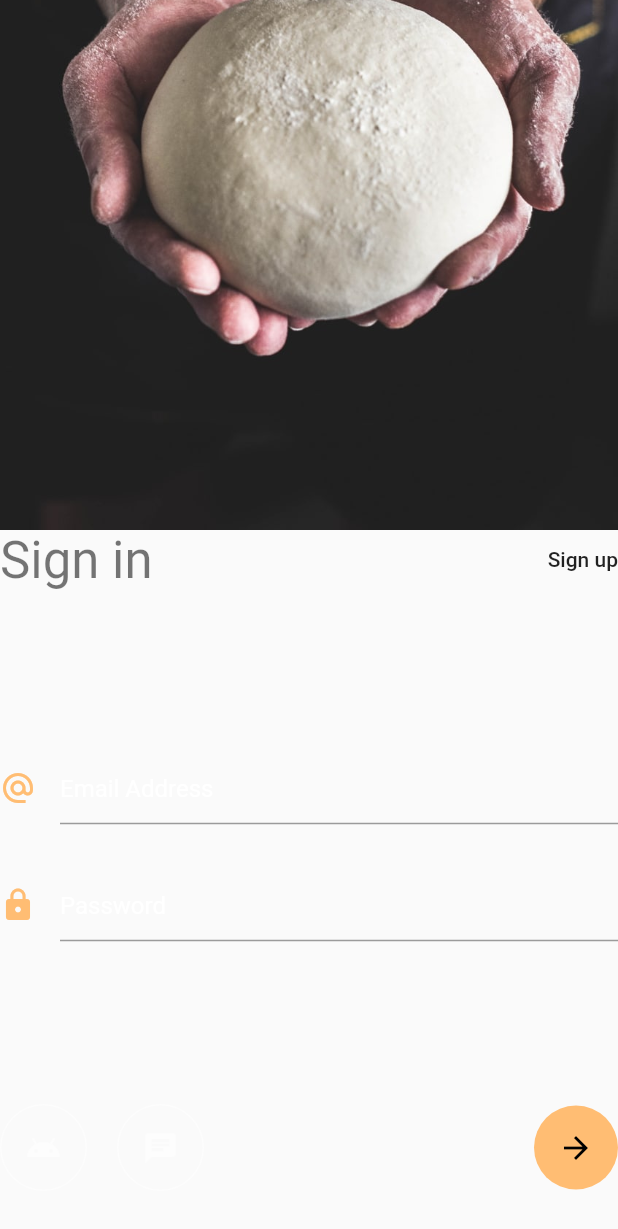
After one commit to JackBionime/flutter_test, a Flutter app: the SignInScreen screen opened directly, on a phone screen of 412 x 824 dp. The commit adds this screen. Shown: the top 1229 px of the screen. Run offline on Flutter 3.47's test engine with Material 2 defaults, Android fonts, the phone set to English and light mode, and no system bars.

Commit message:
Flutter 登入UI Demo

```diff
--- a/lib/helpers/Constants.dart
+++ b/lib/helpers/constants.dart
@@ -4,4 +4,7 @@ import 'package:flutter/material.dart';
 
 Color greyColor = Color.fromRGBO(58, 66, 86, 1.0);
 
+const blackColor = Color(0xFF202020);
+const lightYellowColor = Color(0xFFFFBD73);
+
 const appTitle = "TestJack";
--- /dev/null
+++ b/lib/login_page/signin_account.dart
@@ -0,0 +1,124 @@
+import 'package:flutter/material.dart';
+import 'package:flutter_app/helpers/constants.dart';
+
+class SignInScreen extends StatelessWidget {
+  @override
+  Widget build(BuildContext context) {
+    return Scaffold(
+      body: Column(
+        children: <Widget>[
+          Expanded(
+            flex: 3,
+            child: Container(
+                decoration: BoxDecoration(
+                    image: DecorationImage(
+                        image: AssetImage("assets/images/background.jpeg"),
+                        fit: BoxFit.cover,
+                        alignment: Alignment.bottomCenter))),
+          ),
+          Expanded(
+            flex: 4,
+            child: Column(
+              children: <Widget>[
+                Row(
+                  mainAxisAlignment: MainAxisAlignment.spaceBetween,
+                  children: <Widget>[
+                    Text(
+                      "Sign in",
+                      style: Theme.of(context).textTheme.headline4,
+                    ),
+                    Text(
+                      "Sign up",
+                      style: Theme.of(context).textTheme.button,
+                    )
+                  ],
+                ),
+                Spacer(),
+                Padding(
+                  padding: const EdgeInsets.only(bottom: 30),
+                  child: Row(
+                    crossAxisAlignment: CrossAxisAlignment.center,
+                    children: <Widget>[
+                      Padding(
+                        padding: const EdgeInsets.only(right: 16),
+                        child: Icon(
+                          Icons.alternate_email,
+                          color: lightYellowColor,
+                        ),
+                      ),
+                      Expanded(
+                          child: TextField(
+                        decoration: InputDecoration(
+                            hintText: "Email Address",
+                            hintStyle: TextStyle(color: Colors.white)),
+                      ))
+                    ],
+                  ),
+                ),
+                Row(
+                  crossAxisAlignment: CrossAxisAlignment.center,
+                  children: <Widget>[
+                    Padding(
+                      padding: const EdgeInsets.only(right: 16),
+                      child: Icon(
+                        Icons.lock,
+                        color: lightYellowColor,
+                      ),
+                    ),
+                    Expanded(
+                        child: TextField(
+                      decoration: InputDecoration(
+                          hintText: "Password",
+                          hintStyle: TextStyle(color: Colors.white)),
+                    ))
+                  ],
+                ),
+                Spacer(),
+                Padding(
+                  padding: const EdgeInsets.only(bottom: 30),
+                  child: Row(
+                    children: <Widget>[
+                      Container(
+                        padding: EdgeInsets.all(16),
+                        decoration: BoxDecoration(
+                          shape: BoxShape.circle,
+                          border: Border.all(color: Colors.white.withOpacity(.5)),
+                        ),
+                        child: Icon(
+                          Icons.android,
+                          color: Colors.white.withOpacity(.5),
+                        ),
+                      ),
+                      SizedBox(width: 20),
+                      Container(
+                        padding: EdgeInsets.all(16),
+                        decoration: BoxDecoration(
+                          shape: BoxShape.circle,
+                          border: Border.all(color: Colors.white.withOpacity(.5)),
+                        ),
+                        child: Icon(
+                          Icons.chat,
+                          color: Colors.white.withOpacity(.5),
+                        ),
+                      ),
+                      Spacer(),
+                      Container(
+                        padding: EdgeInsets.all(16),
+                        decoration: BoxDecoration(
+                            shape: BoxShape.circle, color: lightYellowColor),
+                        child: Icon(
+                          Icons.arrow_forward,
+                          color: Colors.black,
+                        ),
+                      )
+                    ],
+                  ),
+                )
+              ],
+            ),
+          )
+        ],
+      ),
+    );
+  }
+}
--- a/pubspec.yaml
+++ b/pubspec.yaml
@@ -43,6 +43,8 @@ flutter:
   # included with your application, so that you can use the icons in
   # the material Icons class.
   uses-material-design: true
+  assets:
+    - assets/images/background.jpeg
 
   # To add assets to your application, add an assets section, like this:
   # assets:
```
Also changed, not shown: lib/login_page/login_main.dart (added, +114 -0 lines), assets/images/background.jpeg (added), pubspec.lock.
